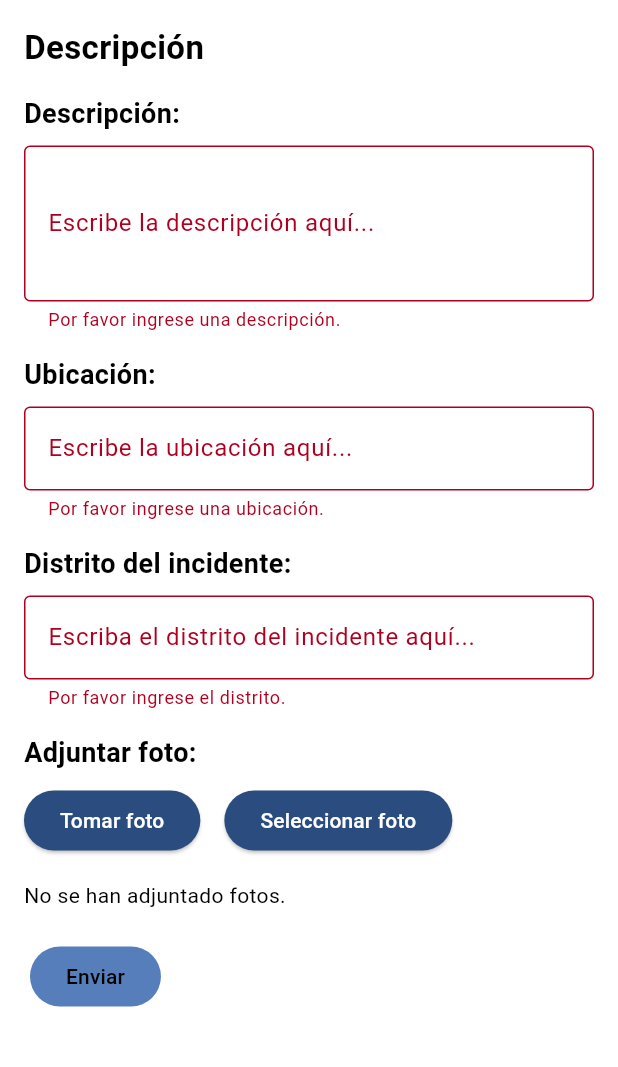
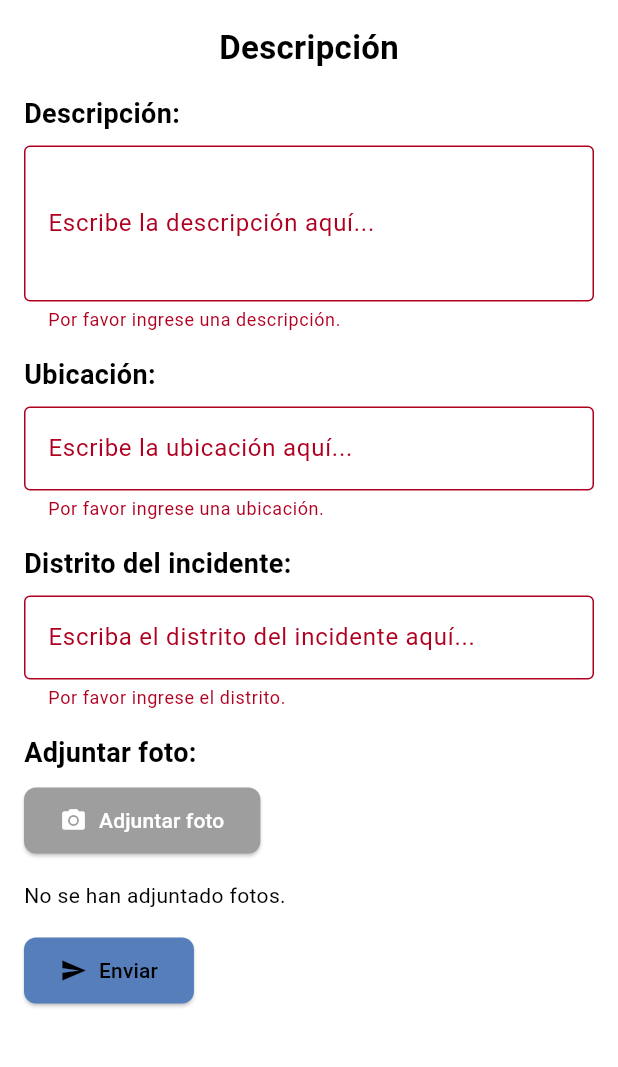
Before and after one commit to AppLima/inlima_mobile, a Flutter app: the DescriptionPage screen opened by its route, after a tap on "Enviar", on a phone screen of 412 x 824 dp, the part 84-1151 px from its top. Run offline on Flutter 3.47's test engine with Material 3 defaults, Android fonts, the phone set to English and light mode, and no system bars; our stand-ins replace firebase_core, firebase_storage, flutter_svg, get, image_picker, local_auth; accounts and stored records are empty; project files that could hold a hidden picture were left out.

Commit message:
Description page

```diff
--- a/lib/pages/complaint/complaint_page.dart
+++ b/lib/pages/complaint/complaint_page.dart
@@ -2,7 +2,6 @@ import 'package:flutter/material.dart';
 import 'package:get/get.dart';
 import '../../components/complaint_button_card.dart';
 import './complaint_controller.dart';
-import '../../configs/app_theme.dart';
 
 class ComplaintPage extends StatelessWidget {
   final ComplaintController complaintController = Get.put(ComplaintController());
--- a/lib/pages/description/description_controller.dart
+++ b/lib/pages/description/description_controller.dart
@@ -2,6 +2,7 @@ import 'dart:io';
 import 'package:firebase_storage/firebase_storage.dart';
 import 'package:flutter/material.dart';
 import 'package:get/get.dart';
+import '../../components/advise_card.dart';
 
 class DescriptionController extends GetxController {
   final FirebaseStorage _storage = FirebaseStorage.instance;
@@ -14,6 +15,7 @@ class DescriptionController extends GetxController {
   Rx<String?> locationError = Rx<String?>(null);
   Rx<String?> districtError = Rx<String?>(null);
   Rx<String?> adviseContent = Rx<String?>(null);
+  RxBool isLoading = false.obs; // Indicador de carga
 
   bool validateFields() {
     final description = descriptionController.text.trim();
@@ -29,23 +31,31 @@ class DescriptionController extends GetxController {
            districtError.value == null;
   }
 
-  Future<String?> uploadImage(File imageFile) async {
-    try {
-      final String fileName = imageFile.path.split("/").last;
-      Reference ref = _storage.ref().child('quejas/$fileName');
+  Future<void> enviar(BuildContext context) async {
+    if (validateFields()) {
+      isLoading.value = true; // Inicia la carga
+      List<String> downloadUrls = [];
 
-      SettableMetadata metadata = SettableMetadata(
-        contentType: 'image/jpeg',
-      );
+      if (selectedImages.isNotEmpty) {
+        downloadUrls = await uploadImages(selectedImages);
+      }
 
-      UploadTask uploadTask = ref.putFile(imageFile, metadata);
+      final description = descriptionController.text.trim();
+      final location = locationController.text.trim();
+      final district = districtController.text.trim();
 
-      TaskSnapshot snapshot = await uploadTask;
-      String downloadUrl = await snapshot.ref.getDownloadURL();
-      return downloadUrl;
-    } catch (e) {
-      print("Error al subir imagen: $e");
-      return null;
+      printDetails(description, location, district, downloadUrls);
+
+      adviseContent.value = "Queja enviada con éxito";
+
+      // Mostrar el pop-up de aviso
+      Advise(
+        content: 'Queja enviada',
+        route: '/home',
+      ).show(context);
+
+      resetData();
+      isLoading.value = false; // Finaliza la carga
     }
   }
 
@@ -60,26 +70,36 @@ class DescriptionController extends GetxController {
     return downloadUrls;
   }
 
-  Future<void> enviar() async {
-    if (validateFields()) {
-      List<String> downloadUrls = [];
+  Future<String?> uploadImage(File imageFile) async {
+    try {
+      final String fileName = imageFile.path.split("/").last;
+      Reference ref = _storage.ref().child('quejas/$fileName');
 
-      if (selectedImages.isNotEmpty) {
-        downloadUrls = await uploadImages(selectedImages);
-      }
+      SettableMetadata metadata = SettableMetadata(
+        contentType: 'image/jpeg',
+      );
 
-      final description = descriptionController.text.trim();
-      final location = locationController.text.trim();
-      final district = districtController.text.trim();
-
-      printDetails(description, location, district, downloadUrls);
-
-      adviseContent.value = "Queja enviada con éxito";
+      UploadTask uploadTask = ref.putFile(imageFile, metadata);
+      TaskSnapshot snapshot = await uploadTask;
+      String downloadUrl = await snapshot.ref.getDownloadURL();
+      return downloadUrl;
+    } catch (e) {
+      print("Error al subir imagen: $e");
+      return null;
     }
   }
 
   void resetData() {
+    descriptionController.clear();
+    locationController.clear();
+    districtController.clear();
 
+    descriptionError.value = null;
+    locationError.value = null;
+    districtError.value = null;
+
+    selectedImages.clear();
+    adviseContent.value = null;
   }
 
   void printDetails(String description, String location, String district, List<String> imageUrls) {
--- a/lib/pages/description/description_page.dart
+++ b/lib/pages/description/description_page.dart
@@ -1,11 +1,11 @@
 import 'package:flutter/material.dart';
 import 'package:image_picker/image_picker.dart';
 import 'dart:io';
-import '../../components/button_simple.dart';
 import './description_controller.dart';
 import '../../components/inlima_appbar.dart';
 import '../../components/lateral_bar.dart';
 import 'package:get/get.dart';
+import '../../configs/colors.dart';
 
 class DescriptionPage extends StatelessWidget {
   DescriptionPage({super.key});
@@ -14,18 +14,41 @@ class DescriptionPage extends StatelessWidget {
   final ImagePicker _picker = ImagePicker();
   final GlobalKey<ScaffoldState> _scaffoldKey = GlobalKey<ScaffoldState>();
 
-  Future<void> _takePhoto() async {
+  Future<void> _selectPhotoOrTakePhoto(BuildContext context) async {
+    showModalBottomSheet(
+      context: context,
+      builder: (BuildContext context) {
+        return SafeArea(
+          child: Column(
+            mainAxisSize: MainAxisSize.min,
+            children: <Widget>[
+              ListTile(
+                leading: const Icon(Icons.camera_alt),
+                title: const Text('Tomar foto'),
+                onTap: () async {
                   final pickedImage = await _picker.pickImage(source: ImageSource.camera);
                   if (pickedImage != null) {
                     _controller.selectedImages.add(File(pickedImage.path));
                   }
-  }
-
-  Future<void> _selectPhoto() async {
+                  Navigator.pop(context);
+                },
+              ),
+              ListTile(
+                leading: const Icon(Icons.photo_library),
+                title: const Text('Seleccionar desde galería'),
+                onTap: () async {
                   final pickedImage = await _picker.pickImage(source: ImageSource.gallery);
                   if (pickedImage != null) {
                     _controller.selectedImages.add(File(pickedImage.path));
                   }
+                  Navigator.pop(context);
+                },
+              ),
+            ],
+          ),
+        );
+      },
+    );
   }
 
   @override
@@ -39,15 +62,19 @@ class DescriptionPage extends StatelessWidget {
         scaffoldKey: _scaffoldKey,
       ),
       drawer: const LateralBar(),
-      body: Padding(
+      body: Stack(
+        children: [
+          Padding(
             padding: const EdgeInsets.all(16.0),
             child: SingleChildScrollView(
               child: Column(
                 crossAxisAlignment: CrossAxisAlignment.start,
                 children: [
-              Text(
+                  Center(
+                    child: Text(
                       asunto ?? 'Descripción',
                       style: const TextStyle(fontSize: 22, fontWeight: FontWeight.bold),
+                    ),
                   ),
                   const SizedBox(height: 16),
                   const Text(
@@ -98,18 +125,18 @@ class DescriptionPage extends StatelessWidget {
                     style: TextStyle(fontSize: 18, fontWeight: FontWeight.bold),
                   ),
                   const SizedBox(height: 8),
-              Row(
-                children: [
-                  ElevatedButton(
-                    onPressed: _takePhoto,
-                    child: const Text('Tomar foto'),
+                  ElevatedButton.icon(
+                    onPressed: () => _selectPhotoOrTakePhoto(context),
+                    icon: const Icon(Icons.photo_camera, color: Colors.white),
+                    label: const Text('Adjuntar foto'),
+                    style: ElevatedButton.styleFrom(
+                      backgroundColor: Colors.grey,
+                      foregroundColor: Colors.white,
+                      padding: const EdgeInsets.symmetric(horizontal: 24, vertical: 12),
+                      shape: RoundedRectangleBorder(
+                        borderRadius: BorderRadius.circular(8),
                       ),
-                  const SizedBox(width: 16),
-                  ElevatedButton(
-                    onPressed: _selectPhoto,
-                    child: const Text('Seleccionar foto'),
                     ),
-                ],
                   ),
                   const SizedBox(height: 16),
                   Obx(() => _controller.selectedImages.isEmpty
@@ -119,7 +146,6 @@ class DescriptionPage extends StatelessWidget {
                           physics: const NeverScrollableScrollPhysics(),
                           itemCount: _controller.selectedImages.length,
                           itemBuilder: (context, index) {
-                        //final imageFile = _controller.selectedImages[index];
                             return ListTile(
                               leading: const Icon(Icons.image),
                               title: Text('Foto ${index + 1}'),
@@ -131,19 +157,43 @@ class DescriptionPage extends StatelessWidget {
                           },
                         )),
                   const SizedBox(height: 16),
-              Obx(() => ButtonSimple(
-                text: 'Enviar',
-                enabled: true,
-                adviseContent: _controller.adviseContent.value,
+                  ElevatedButton.icon(
                     onPressed: () async {
-                  await _controller.enviar();
+                      await _controller.enviar(context); // Pasa el context al enviar
                     },
-                adviseRoute: _controller.adviseContent.value != null ? "/home" : null,
-              )),
+                    icon: const Icon(Icons.send, color: Colors.black),
+                    label: const Text(
+                      'Enviar',
+                      style: TextStyle(color: Colors.black),
+                    ),
+                    style: ElevatedButton.styleFrom(
+                      backgroundColor: AppColors.secondaryColorInlima,
+                      padding: const EdgeInsets.symmetric(horizontal: 24, vertical: 12),
+                      shape: RoundedRectangleBorder(
+                        borderRadius: BorderRadius.circular(8),
+                      ),
+                    ),
+                  ),
                 ],
               ),
             ),
           ),
+          Obx(() {
+            if (_controller.isLoading.value) {
+              return Container(
+                color: Colors.black.withOpacity(0.5),
+                child: const Center(
+                  child: CircularProgressIndicator(
+                    color: Colors.white,
+                  ),
+                ),
+              );
+            } else {
+              return const SizedBox.shrink();
+            }
+          }),
+        ],
+      ),
     );
   }
 }
```
Also changed, not shown: lib/components/advise_card.dart (+38 -2 lines). Lines whose indentation alone changed are shown as unchanged.
